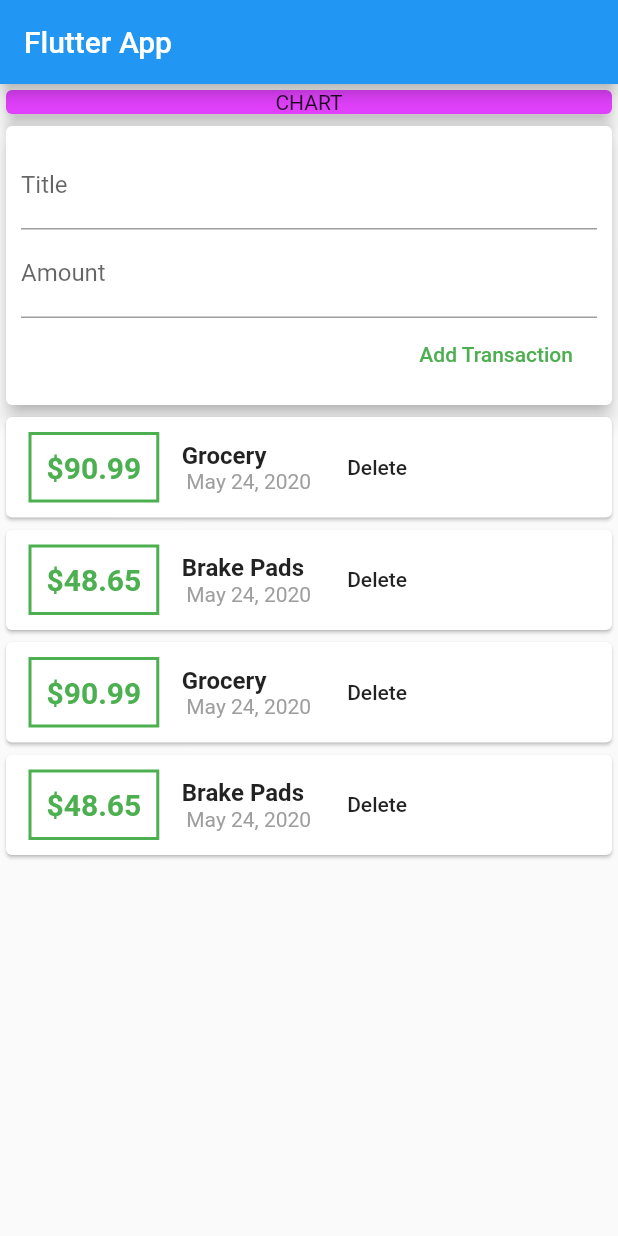
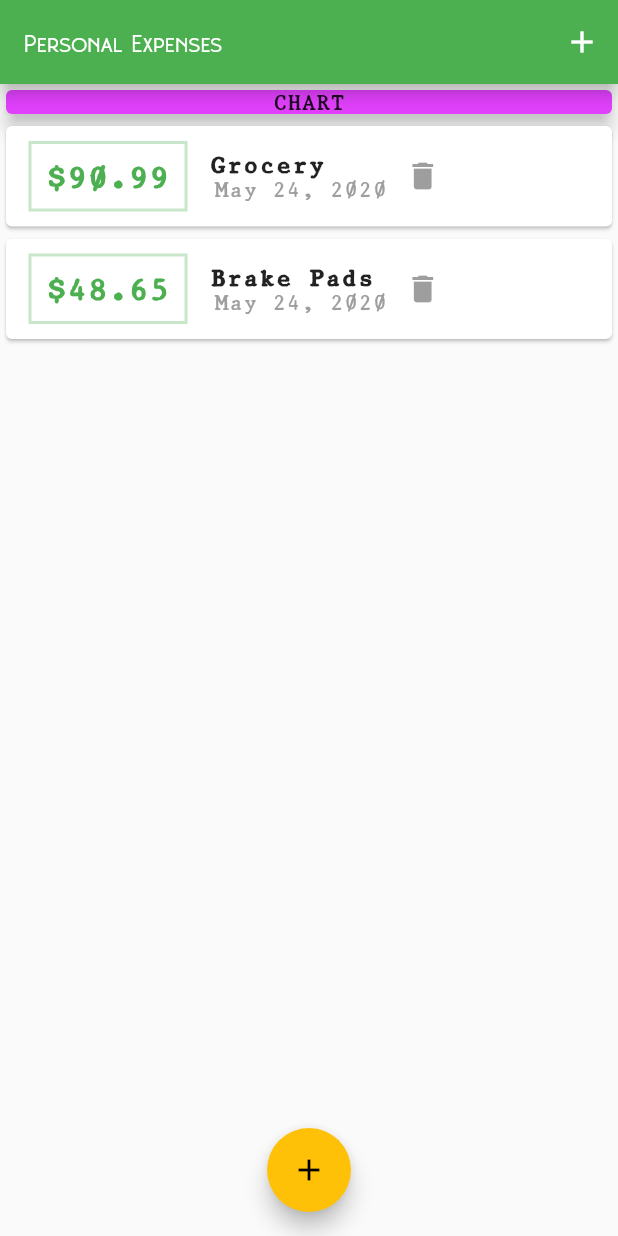
Before and after one commit to kaushalwagle/flutter_intro, a Flutter app: the screen it shows after launch, on a phone screen of 412 x 824 dp. Run offline on Flutter 3.47's test engine with Material 2 defaults, Android fonts, the phone set to English and light mode, and no system bars.

Commit message:
Lecture 94: Custom Fonts and working with theme Halfway

```diff
--- a/lib/main.dart
+++ b/lib/main.dart
@@ -1,6 +1,8 @@
 import 'package:flutter/material.dart';
 
-import './wigets/user_transactions.dart';
+import './wigets/transaction_list.dart';
+import './models/transaction.dart';
+import './wigets/new_transaction.dart';
 
 void main() => runApp(MyApp());
 
@@ -8,23 +10,79 @@ class MyApp extends StatelessWidget {
   @override
   Widget build(BuildContext context) {
     return MaterialApp(
-      title: 'Flutter App',
+      title: 'Personal Expenses',
       home: MyHomePage(),
+      theme: ThemeData(
+        primarySwatch: Colors.green,
+        accentColor: Colors.amber,
+        fontFamily: 'OldComputerMono',
+        appBarTheme: AppBarTheme(
+          textTheme: ThemeData.light().textTheme.copyWith(headline6: TextStyle(fontFamily: 'Monoglade')),
+        ),
+      ),
     );
   }
 }
 
-class MyHomePage extends StatelessWidget {
-//  String titleInput;
-//  String amountInput;
-  final titleController = TextEditingController();
-  final amountController = TextEditingController();
+class MyHomePage extends StatefulWidget {
+  @override
+  _MyHomePageState createState() => _MyHomePageState();
+}
+
+class _MyHomePageState extends State<MyHomePage> {
+  final List<Transaction> _userTransactions = [
+    Transaction(
+      id: 'T1',
+      title: 'Grocery',
+      amount: 90.99,
+      date: DateTime.now(),
+    ),
+    Transaction(
+      id: 'T2',
+      title: 'Brake Pads',
+      amount: 48.65,
+      date: DateTime.now(),
+    ),
+  ];
+
+  void _addNewTransaction({@required String title, @required double amount}) {
+    final newTx = Transaction(
+      title: title,
+      amount: amount,
+      date: DateTime.now(),
+      id: DateTime.now().toString(),
+    );
+
+    setState(() {
+      _userTransactions.add(newTx);
+    });
+  }
+
+  void _startAddNewTransaction(BuildContext context) {
+    showModalBottomSheet(
+        context: context,
+        builder: (_) {
+          return GestureDetector(
+            onTap: () {},
+            child: NewTransaction(_addNewTransaction),
+            behavior: HitTestBehavior.opaque,
+          );
+        });
+  }
 
   @override
   Widget build(BuildContext context) {
     return Scaffold(
       appBar: AppBar(
-        title: Text('Flutter App'),
+        title: Text(
+          'Personal Expenses',
+        ),
+        actions: <Widget>[
+          IconButton(
+            icon: Icon(Icons.add),
+            onPressed: () => _startAddNewTransaction(context),
+          ),
+        ],
       ),
       body: SingleChildScrollView(
         child: Column(
@@ -42,9 +100,14 @@ class MyHomePage extends StatelessWidget {
               ),
               elevation: 5,
             ),
-            UserTransactions(),
+            TransactionList(_userTransactions)
           ],
         ),
+      ),
+      floatingActionButtonLocation: FloatingActionButtonLocation.centerFloat,
+      floatingActionButton: FloatingActionButton(
+        child: Icon(Icons.add),
+        onPressed: () => _startAddNewTransaction(context),
       ),
     );
   }
--- a/lib/wigets/new_transaction.dart
+++ b/lib/wigets/new_transaction.dart
@@ -1,12 +1,33 @@
 import 'package:flutter/material.dart';
 
-class NewTransaction extends StatelessWidget {
-  final titleController = TextEditingController();
-  final amountController = TextEditingController();
-
+class NewTransaction extends StatefulWidget {
   final Function _addTxHandler;
 
   NewTransaction(this._addTxHandler);
+
+  @override
+  _NewTransactionState createState() => _NewTransactionState();
+}
+
+class _NewTransactionState extends State<NewTransaction> {
+  final titleController = TextEditingController();
+
+  final amountController = TextEditingController();
+
+  void submitData() {
+
+    final enteredTitle = titleController.text;
+    final enteredAmount = double.parse(amountController.text);
+
+    if(enteredTitle.isEmpty || enteredAmount <= 0)
+      return;
+
+    widget._addTxHandler(
+      title: titleController.text,
+      amount: double.parse(amountController.text),
+    );
+    Navigator.of(context).pop();
+  }
 
   @override
   Widget build(BuildContext context) {
@@ -25,14 +46,13 @@ class NewTransaction extends StatelessWidget {
             TextField(
               decoration: InputDecoration(labelText: 'Amount'),
               controller: amountController,
+              keyboardType: TextInputType.number,
+              onSubmitted: (_) => submitData(),
               //onChanged: (value) => amountInput=value,
             ),
             FlatButton(
               child: Text('Add Transaction'),
-              onPressed: () => _addTxHandler(
-                title: titleController.text,
-                amount: double.parse(amountController.text),
-              ),
+              onPressed: submitData,
               textColor: Colors.green,
             ),
           ],
--- a/lib/wigets/transaction_list.dart
+++ b/lib/wigets/transaction_list.dart
@@ -13,7 +13,7 @@ class TransactionList extends StatelessWidget {
     return Container(
       height: 300,
       child: ListView.builder(
-        itemBuilder: (contex, index) {
+        itemBuilder: (context, index) {
           return Card(
             child: Row(
               children: <Widget>[
@@ -24,17 +24,17 @@ class TransactionList extends StatelessWidget {
                   ),
                   decoration: BoxDecoration(
                     border: Border.all(
-                      color: Colors.green,
+                      color: Theme.of(context).primaryColorLight,
                       width: 2,
                     ),
                   ),
                   padding: EdgeInsets.all(10),
                   child: Text(
-                    '\$${_transactions[index].amount}',
+                    '\$${_transactions[index].amount.toStringAsFixed(2)}',
                     style: TextStyle(
                       fontWeight: FontWeight.bold,
                       fontSize: 20,
-                      color: Colors.green,
+                      color: Theme.of(context).primaryColor,
                     ),
                   ),
                 ),
@@ -63,9 +63,8 @@ class TransactionList extends StatelessWidget {
                 ),
                 Container(
                   alignment: Alignment.centerRight,
-                  child: FlatButton(
-                    child: Text('Delete'),
-                    onPressed: () {},
+                  child: IconButton(
+                    icon: Icon(Icons.delete),
                   ),
                 ),
               ],
--- a/lib/wigets/user_transactions.dart
+++ /dev/null
@@ -1,84 +0,0 @@
-import 'package:flutter/material.dart';
-
-import './transaction_list.dart';
-import './new_transaction.dart';
-
-import '../models/transaction.dart';
-
-class UserTransactions extends StatefulWidget {
-  @override
-  _UserTransactionsState createState() => _UserTransactionsState();
-}
-
-class _UserTransactionsState extends State<UserTransactions> {
-  final List<Transaction> _userTransactions = [
-    Transaction(
-      id: 'T1',
-      title: 'Grocery',
-      amount: 90.99,
-      date: DateTime.now(),
-    ),
-    Transaction(
-      id: 'T2',
-      title: 'Brake Pads',
-      amount: 48.65,
-      date: DateTime.now(),
-    ),Transaction(
-      id: 'T1',
-      title: 'Grocery',
-      amount: 90.99,
-      date: DateTime.now(),
-    ),
-    Transaction(
-      id: 'T2',
-      title: 'Brake Pads',
-      amount: 48.65,
-      date: DateTime.now(),
-    ),Transaction(
-      id: 'T1',
-      title: 'Grocery',
-      amount: 90.99,
-      date: DateTime.now(),
-    ),
-    Transaction(
-      id: 'T2',
-      title: 'Brake Pads',
-      amount: 48.65,
-      date: DateTime.now(),
-    ),Transaction(
-      id: 'T1',
-      title: 'Grocery',
-      amount: 90.99,
-      date: DateTime.now(),
-    ),
-    Transaction(
-      id: 'T2',
-      title: 'Brake Pads',
-      amount: 48.65,
-      date: DateTime.now(),
-    ),
-  ];
-
-  void _addNewTransaction({@required String title, @required double amount}) {
-    final newTx = Transaction(
-      title: title,
-      amount: amount,
-      date: DateTime.now(),
-      id: DateTime.now().toString(),
-    );
-
-    setState(() {
-      _userTransactions.add(newTx);
-    });
-  }
-
-  @override
-  Widget build(BuildContext context) {
-    return Column(
-      children: <Widget>[
-        NewTransaction(_addNewTransaction),
-        TransactionList(_userTransactions),
-      ],
-    );
-  }
-}
```
Also changed, not shown: pubspec.yaml (+13 -11 lines), assets/fonts/Chopsic.ttf (added), assets/fonts/Moonglade.ttf (added), assets/fonts/OldComputerManualMono.ttf (added).
